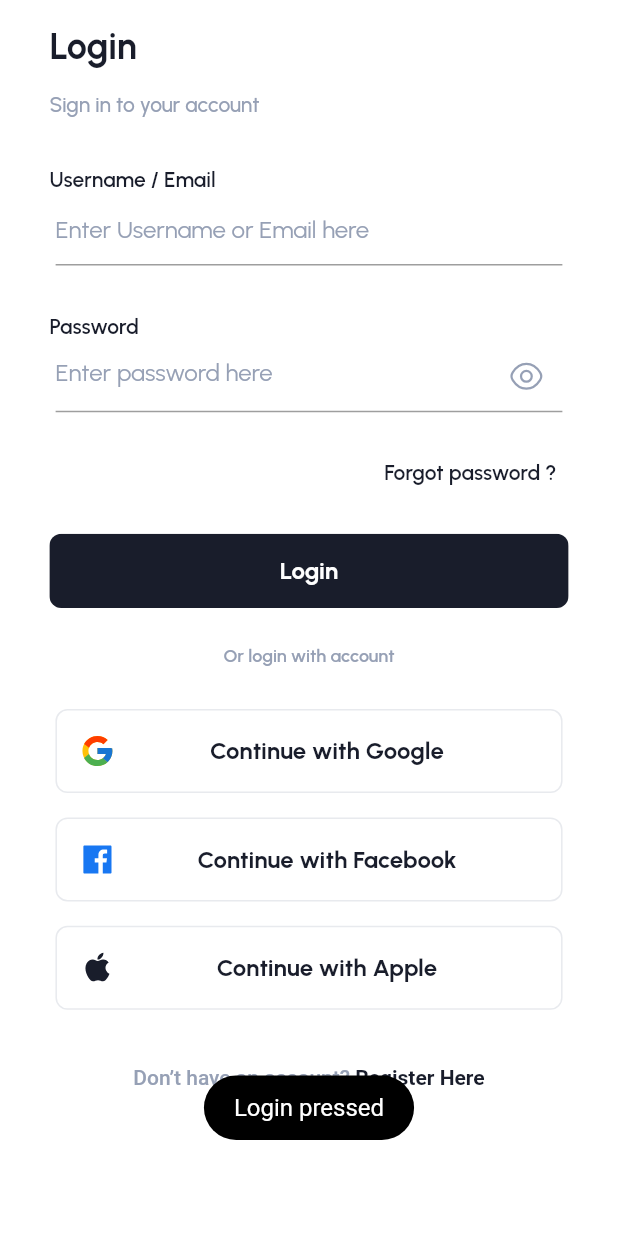
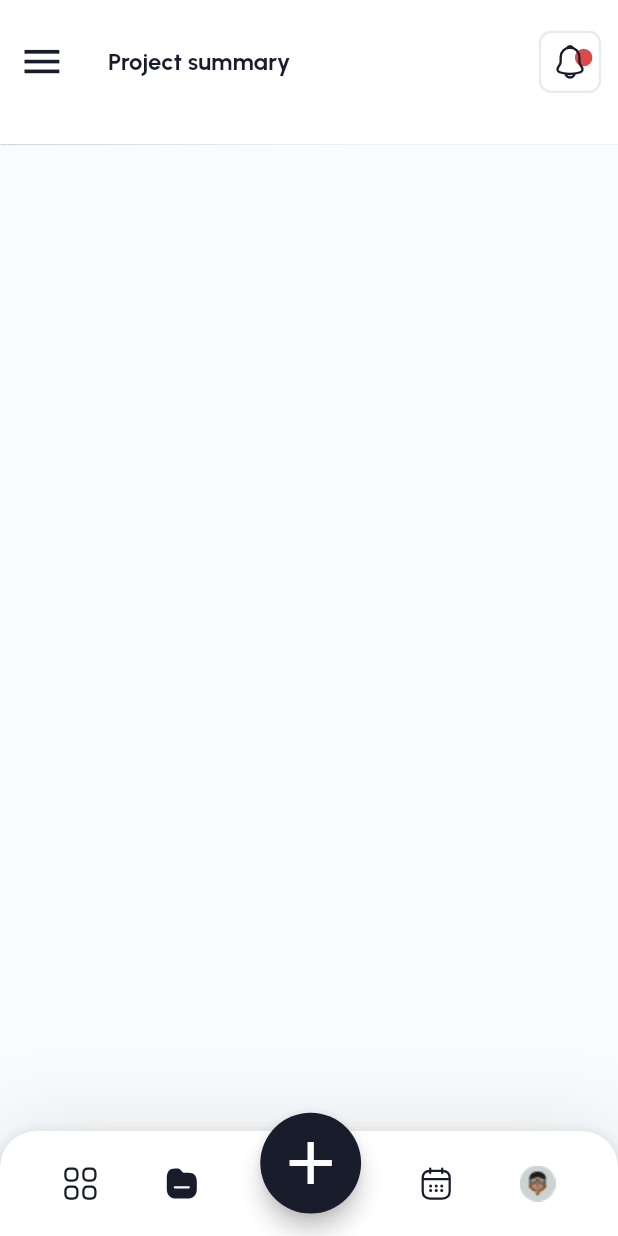
Before and after one commit to YoussefDeabes/ringo, a Flutter app: the screen it shows after launch, after a tap on "Login", on a phone screen of 412 x 824 dp. Run offline on Flutter 3.47's test engine with Material 3 defaults, Android fonts, the phone set to English and light mode, and no system bars; our stand-ins replace bloc, connectivity_plus, country_picker, equatable, flutter_bloc, flutter_svg and 3 more; project files that could hold a hidden picture were left out.

Commit message:
added home screen base

```diff
--- a/lib/res/assets_paths.dart
+++ b/lib/res/assets_paths.dart
@@ -4,4 +4,13 @@ class AssPaths {
   static const apple = 'assets/images/apple.svg';
   static const facebook = 'assets/images/facebook.svg';
   static const google = 'assets/images/google.svg';
+  static const profile = 'assets/icons/profile.svg';
+  static const profilePng = 'assets/icons/profile.png';
+  static const category = 'assets/icons/category.svg';
+  static const calendar = 'assets/icons/calendar.svg';
+  static const project = 'assets/icons/project.svg';
+  static const selectedProject = 'assets/icons/selectedProject.svg';
+  static const selectedCalendar = 'assets/icons/selectedCalendar.svg';
+  static const notification = 'assets/icons/notification.svg';
+  static const ellipseRed = 'assets/icons/ellipseRed.svg';
 }
--- /dev/null
+++ b/lib/ui/screens/home/bloc/home_bloc.dart
@@ -0,0 +1,51 @@
+import 'package:bloc/bloc.dart';
+import 'package:meta/meta.dart';
+
+part 'home_event.dart';
+
+part 'home_state.dart';
+
+class HomeBloc extends Bloc<HomeEvent, HomeState> {
+  HomeBloc() : super(HomeInitial()) {
+    on<HomeInitialEvent>(_onHomeInitial);
+    on<CategoryEvent>(_onCategoryPagePressed);
+    on<ProjectEvent>(_onProjectPagePressed);
+    on<CalendarEvent>(_onCalendarPagePressed);
+    on<ProfileEvent>(_onProfilePagePressed);
+    on<AddEvent>(_onAddPressed);
+    on<DrawerEvent>(_onDrawerPressed);
+    on<NotificationEvent>(_onNotificationPressed);
+  }
+
+  _onHomeInitial(HomeInitialEvent event,emit){
+    emit(HomeInitial());
+  }
+
+  _onCategoryPagePressed(CategoryEvent event, emit) {
+    emit(CategoryPageState());
+  }
+
+  _onProjectPagePressed(ProjectEvent event, emit) {
+    emit(ProjectPageState());
+  }
+
+  _onCalendarPagePressed(CalendarEvent event, emit) {
+    emit(CalendarPageState());
+  }
+
+  _onProfilePagePressed(ProfileEvent event, emit) {
+    emit(ProfilePageState());
+  }
+
+  _onAddPressed(AddEvent event, emit) {
+    emit(AddState());
+  }
+
+  _onDrawerPressed(DrawerEvent event, emit) {
+    emit(DrawerState());
+  }
+
+  _onNotificationPressed(NotificationEvent event, emit) {
+    emit(NotificationState());
+  }
+}
--- /dev/null
+++ b/lib/ui/screens/home/bloc/home_event.dart
@@ -0,0 +1,20 @@
+part of 'home_bloc.dart';
+
+@immutable
+sealed class HomeEvent {}
+
+class HomeInitialEvent extends HomeEvent {}
+
+class CategoryEvent extends HomeEvent {}
+
+class ProjectEvent extends HomeEvent {}
+
+class AddEvent extends HomeEvent {}
+
+class CalendarEvent extends HomeEvent {}
+
+class ProfileEvent extends HomeEvent {}
+
+class DrawerEvent extends HomeEvent {}
+
+class NotificationEvent extends HomeEvent {}
--- /dev/null
+++ b/lib/ui/screens/home/bloc/home_state.dart
@@ -0,0 +1,20 @@
+part of 'home_bloc.dart';
+
+@immutable
+sealed class HomeState {}
+
+final class HomeInitial extends HomeState {}
+
+class CategoryPageState extends HomeState {}
+
+class ProjectPageState extends HomeState {}
+
+class CalendarPageState extends HomeState {}
+
+class AddState extends HomeState {}
+
+class ProfilePageState extends HomeState {}
+
+class NotificationState extends HomeState {}
+
+class DrawerState extends HomeState {}
--- /dev/null
+++ b/lib/ui/screens/home/home_screen.dart
@@ -0,0 +1,68 @@
+import 'package:flutter/material.dart';
+import 'package:flutter_bloc/flutter_bloc.dart';
+import 'package:ringo/_base/widgets/base_stateful_widget.dart';
+import 'package:ringo/res/const_colors.dart';
+import 'package:ringo/ui/screens/home/bloc/home_bloc.dart';
+import 'package:ringo/ui/widgets/home/add_floating_action_button.dart';
+import 'package:ringo/ui/widgets/home/bottom_navigation_bar.dart';
+import 'package:ringo/ui/widgets/home/custom_app_bar.dart';
+import 'package:ringo/util/ui/feedback_controller.dart';
+
+class HomeScreen extends BaseStatefulWidget {
+  static const routeName = '/home-screen';
+
+  const HomeScreen({super.key});
+
+  @override
+  BaseState<HomeScreen> baseCreateState() => _HomeScreenState();
+}
+
+class _HomeScreenState extends BaseState<HomeScreen>
+    with SingleTickerProviderStateMixin {
+  HomeBloc get homeBloc => BlocProvider.of<HomeBloc>(context);
+
+  @override
+  void initState() {
+    homeBloc.add(ProjectEvent());
+    super.initState();
+  }
+
+  @override
+  Widget baseBuild(BuildContext context) {
+    return BlocConsumer<HomeBloc, HomeState>(
+      listener: (context, state) {
+        if (state is DrawerState) {
+          showToast("Drawer pressed");
+        }
+        if (state is NotificationState) {
+          showToast("Notification pressed");
+        }
+        if (state is CategoryPageState) {
+          showToast("Category page pressed");
+        }
+        if (state is AddState) {
+          showToast("Add button pressed");
+        }
+        if (state is ProfilePageState) {
+          showToast("Profile page pressed");
+        }
+      },
+      builder: (context, state) {
+        return Scaffold(
+          appBar: CustomAppBar(height: height),
+          floatingActionButton: AddFloatingActionButton(
+            height: height,
+            width: width,
+            homeBloc: homeBloc,
+          ),
+          floatingActionButtonLocation:
+              FloatingActionButtonLocation.centerDocked,
+          bottomNavigationBar:
+              CustomBottomNavigationBar(homeBloc: homeBloc, width: width),
+          extendBody: true,
+          backgroundColor: ConstColors.scaffoldBackground,
+        );
+      },
+    );
+  }
+}
--- a/lib/ui/screens/login/login_screen.dart
+++ b/lib/ui/screens/login/login_screen.dart
@@ -1,10 +1,8 @@
-import 'package:flutter/gestures.dart';
 import 'package:flutter/material.dart';
 import 'package:flutter_bloc/flutter_bloc.dart';
-import 'package:flutter_svg/flutter_svg.dart';
 import 'package:ringo/_base/widgets/base_stateful_widget.dart';
 import 'package:ringo/res/assets_paths.dart';
-import 'package:ringo/res/const_colors.dart';
+import 'package:ringo/ui/screens/home/home_screen.dart';
 import 'package:ringo/ui/screens/login/bloc/login_bloc.dart';
 import 'package:ringo/ui/widgets/login/account_login_by_type.dart';
 import 'package:ringo/ui/widgets/login/accounts_login_title.dart';
@@ -65,7 +63,7 @@ class _LoginScreenState extends BaseState<LoginScreen> {
           showToast("Forgot password pressed");
         }
         if (state is LoginSuccessState) {
-          showToast("Login pressed");
+          Navigator.of(context).pushReplacementNamed(HomeScreen.routeName);
         }
         if (state is ContinueWithGoogleState) {
           showToast("Continue with google pressed");
--- /dev/null
+++ b/lib/ui/widgets/home/add_floating_action_button.dart
@@ -0,0 +1,44 @@
+import 'package:flutter/material.dart';
+import 'package:ringo/ui/screens/home/bloc/home_bloc.dart';
+
+class AddFloatingActionButton extends StatefulWidget {
+  final HomeBloc homeBloc;
+  final double height;
+  final double width;
+
+  const AddFloatingActionButton(
+      {super.key,
+      required this.homeBloc,
+      required this.height,
+      required this.width});
+
+  @override
+  State<AddFloatingActionButton> createState() =>
+      _AddFloatingActionButtonState();
+}
+
+class _AddFloatingActionButtonState extends State<AddFloatingActionButton> {
+  @override
+  Widget build(BuildContext context) {
+    return Stack(
+      children: [
+        Positioned(
+          bottom: widget.height / 40,
+          left: widget.width / 2.3,
+          child: Transform.scale(
+            scale: 1.2,
+            child: FloatingActionButton(
+              onPressed: () {
+                widget.homeBloc.add(AddEvent());
+              },
+              child: const Icon(
+                Icons.add,
+                size: 40,
+              ),
+            ),
+          ),
+        ),
+      ],
+    );
+  }
+}
--- /dev/null
+++ b/lib/ui/widgets/home/bottom_navigation_bar.dart
@@ -0,0 +1,103 @@
+import 'package:flutter/material.dart';
+import 'package:flutter_bloc/flutter_bloc.dart';
+import 'package:flutter_svg/flutter_svg.dart';
+import 'package:ringo/res/assets_paths.dart';
+import 'package:ringo/res/const_colors.dart';
+import 'package:ringo/ui/screens/home/bloc/home_bloc.dart';
+
+class CustomBottomNavigationBar extends StatefulWidget {
+  final HomeBloc homeBloc;
+  final double width;
+
+  const CustomBottomNavigationBar(
+      {super.key, required this.homeBloc, required this.width});
+
+  @override
+  State<CustomBottomNavigationBar> createState() => _CustomBottomNavigationBarState();
+}
+
+class _CustomBottomNavigationBarState extends State<CustomBottomNavigationBar> {
+  @override
+  Widget build(BuildContext context) {
+    return Container(
+      decoration: const BoxDecoration(
+          borderRadius: BorderRadius.only(
+              topLeft: Radius.circular(24.0), topRight: Radius.circular(24.0)),
+          color: ConstColors.disabled,
+          boxShadow: [
+            BoxShadow(
+                color: ConstColors.disabled,
+                offset: Offset(0, 2),
+                blurRadius: 50),
+          ]),
+      child: BottomAppBar(
+        clipBehavior: Clip.antiAlias,
+        shape: const AutomaticNotchedShape(RoundedRectangleBorder(
+            side: BorderSide(color: ConstColors.app),
+            borderRadius: BorderRadius.only(
+                topLeft: Radius.circular(24), topRight: Radius.circular(24)))),
+        padding: const EdgeInsets.symmetric(horizontal: 10),
+        height: 70,
+        color: ConstColors.white,
+        notchMargin: 5,
+        child: Row(
+          mainAxisSize: MainAxisSize.max,
+          mainAxisAlignment: MainAxisAlignment.spaceEvenly,
+          children: <Widget>[
+            IconButton(
+              icon: SvgPicture.asset(AssPaths.category,
+                  colorFilter:
+                      const ColorFilter.mode(ConstColors.app, BlendMode.srcIn)),
+              onPressed: () {
+                widget.homeBloc.add(CategoryEvent());
+              },
+            ),
+            IconButton(
+              icon: BlocBuilder<HomeBloc, HomeState>(
+                builder: (context, state) {
+                  if (state is ProjectPageState) {
+                    return SvgPicture.asset(AssPaths.selectedProject,
+                        colorFilter: const ColorFilter.mode(
+                            ConstColors.app, BlendMode.srcIn));
+                  } else {
+                    return SvgPicture.asset(AssPaths.project,
+                        colorFilter: const ColorFilter.mode(
+                            ConstColors.app, BlendMode.srcIn));
+                  }
+                },
+              ),
+              onPressed: () {
+                widget.homeBloc.add(ProjectEvent());
+              },
+            ),
+            SizedBox(width: widget.width * 0.2),
+            IconButton(
+              icon: BlocBuilder<HomeBloc, HomeState>(
+                builder: (context, state) {
+                  if (state is CalendarPageState) {
+                    return SvgPicture.asset(AssPaths.selectedCalendar,
+                        colorFilter: const ColorFilter.mode(
+                            ConstColors.app, BlendMode.srcIn));
+                  } else {
+                    return SvgPicture.asset(AssPaths.calendar,
+                        colorFilter: const ColorFilter.mode(
+                            ConstColors.app, BlendMode.srcIn));
+                  }
+                },
+              ),
+              onPressed: () {
+                widget.homeBloc.add(CalendarEvent());
+              },
+            ),
+            IconButton(
+              icon: Image.asset(AssPaths.profilePng),
+              onPressed: () {
+                widget.homeBloc.add(ProfileEvent());
+              },
+            ),
+          ],
+        ),
+      ),
+    );
+  }
+}
--- /dev/null
+++ b/lib/ui/widgets/home/custom_app_bar.dart
@@ -0,0 +1,95 @@
+import 'package:flutter/material.dart';
+import 'package:flutter_bloc/flutter_bloc.dart';
+import 'package:flutter_svg/flutter_svg.dart';
+import 'package:ringo/res/assets_paths.dart';
+import 'package:ringo/res/const_colors.dart';
+import 'package:ringo/ui/screens/home/bloc/home_bloc.dart';
+
+class CustomAppBar extends StatefulWidget implements PreferredSizeWidget {
+  @override
+  Size get preferredSize => const Size.fromHeight(kToolbarHeight + 40);
+  final double height;
+
+  const CustomAppBar({super.key, required this.height});
+
+  @override
+  State<CustomAppBar> createState() => _CustomAppBarState();
+}
+
+class _CustomAppBarState extends State<CustomAppBar> {
+  @override
+  Widget build(BuildContext context) {
+    return AppBar(
+      elevation: 0.3,
+      backgroundColor: ConstColors.white,
+      centerTitle: false,
+      toolbarHeight: widget.height * 0.1,
+      leading: Transform.scale(
+        scale: 1.3,
+        child: IconButton(
+          onPressed: () {
+            // homeBloc.add(DrawerEvent());
+          },
+          icon: const Icon(
+            Icons.menu,
+            color: ConstColors.app,
+          ),
+        ),
+      ),
+      title: BlocBuilder<HomeBloc, HomeState>(
+        builder: (context, state) {
+          if (state is ProjectPageState) {
+            return const Text(
+              "Project summary",
+              style: TextStyle(
+                  fontWeight: FontWeight.w700,
+                  fontSize: 16,
+                  color: ConstColors.app),
+            );
+          } else if (state is CalendarPageState) {
+            return const Text(
+              "Calendar",
+              style: TextStyle(
+                  fontWeight: FontWeight.w700,
+                  fontSize: 16,
+                  color: ConstColors.app),
+            );
+          } else {
+            return const Text(
+              "",
+              style: TextStyle(
+                  fontWeight: FontWeight.w700,
+                  fontSize: 16,
+                  color: ConstColors.app),
+            );
+          }
+        },
+      ),
+      actions: [
+        Transform.scale(
+          scale: 1.3,
+          child: Container(
+            padding: const EdgeInsets.symmetric(horizontal: 8.0),
+            child: Stack(
+              children: [
+                Positioned(
+                  left: 25,
+                  top: 33,
+                  child: SvgPicture.asset(AssPaths.ellipseRed),
+                ),
+                Center(
+                  child: IconButton(
+                    onPressed: () {
+                      // homeBloc.add(NotificationEvent());
+                    },
+                    icon: SvgPicture.asset(AssPaths.notification),
+                  ),
+                ),
+              ],
+            ),
+          ),
+        )
+      ],
+    );
+  }
+}
--- a/lib/util/routes/routes.dart
+++ b/lib/util/routes/routes.dart
@@ -1,7 +1,9 @@
+import 'package:ringo/ui/screens/home/home_screen.dart';
 import 'package:ringo/ui/screens/login/login_screen.dart';
 
 class Routes {
   static final routes = {
     LoginScreen.routeName: (ctx) => const LoginScreen(),
+    HomeScreen.routeName: (ctx) => const HomeScreen(),
   };
 }
--- a/lib/util/state_management/providers_manager.dart
+++ b/lib/util/state_management/providers_manager.dart
@@ -2,6 +2,7 @@ import 'package:ringo/bloc/lang/language_cubit.dart';
 import 'package:flutter/material.dart';
 import 'package:flutter_bloc/flutter_bloc.dart';
 import 'package:provider/single_child_widget.dart';
+import 'package:ringo/ui/screens/home/bloc/home_bloc.dart';
 import 'package:ringo/ui/screens/login/bloc/login_bloc.dart';
 
 class ProviderManager {
@@ -9,5 +10,6 @@ class ProviderManager {
     BlocProvider<LanguageCubit>(
         create: (BuildContext context) => LanguageCubit()),
     BlocProvider<LoginBloc>(create: (BuildContext context) => LoginBloc()),
+    BlocProvider<HomeBloc>(create: (BuildContext context) => HomeBloc()),
   ];
 }
```
Also changed, not shown: assets/icons/calendar.svg (added), assets/icons/category.svg (added), assets/icons/ellipseRed.svg (added), assets/icons/notification.svg (added), assets/icons/profile.png (added), assets/icons/profile.svg (added), assets/icons/project.svg (added), assets/icons/selectedCalendar.svg (added), assets/icons/selectedProject.svg (added).
